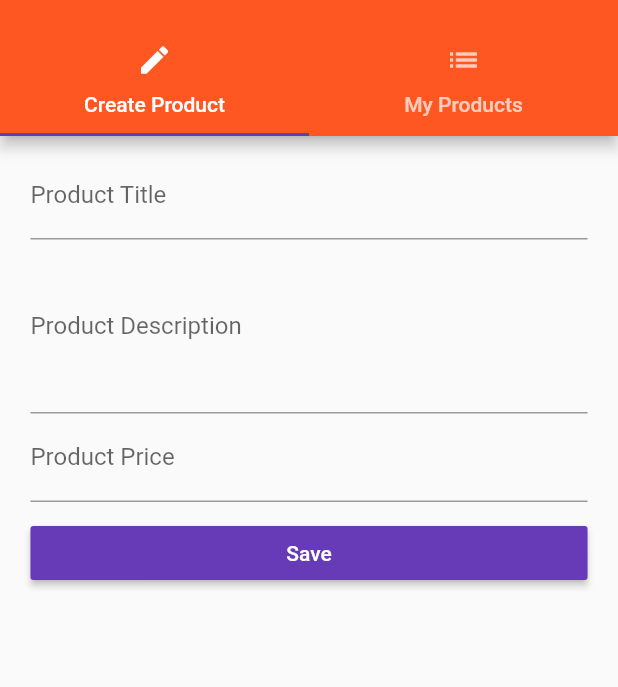
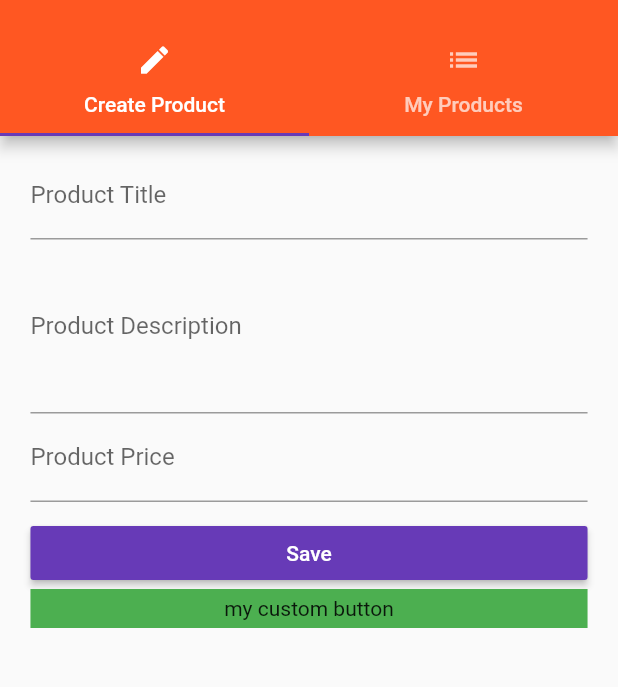
Before and after one commit to thotranphuoc/flutter1, a Flutter app: the ProductAdminPage screen opened by its route, on a phone screen of 412 x 824 dp, the part 59-746 px from its top. Run offline on Flutter 3.47's test engine with Material 2 defaults, Android fonts, the phone set to English and light mode, and no system bars.

```diff
--- a/lib/pages/product_create.dart
+++ b/lib/pages/product_create.dart
@@ -31,10 +31,20 @@ class _ProductCreatePageState extends State<ProductCreatePage> {
             height: 10.0,
           ),
           RaisedButton(
-            // color: Theme.of(context).accentColor,
             textColor: Colors.white,
             child: Text('Save'),
             onPressed: _submitForm,
+          ),
+          GestureDetector(
+            onTap: _submitForm,
+            child: Container(
+              color: Colors.green,
+              padding: EdgeInsets.all(5.0),
+              child: Text(
+                'my custom button',
+                textAlign: TextAlign.center,
+              ),
+            ),
           )
         ],
       ),
```
